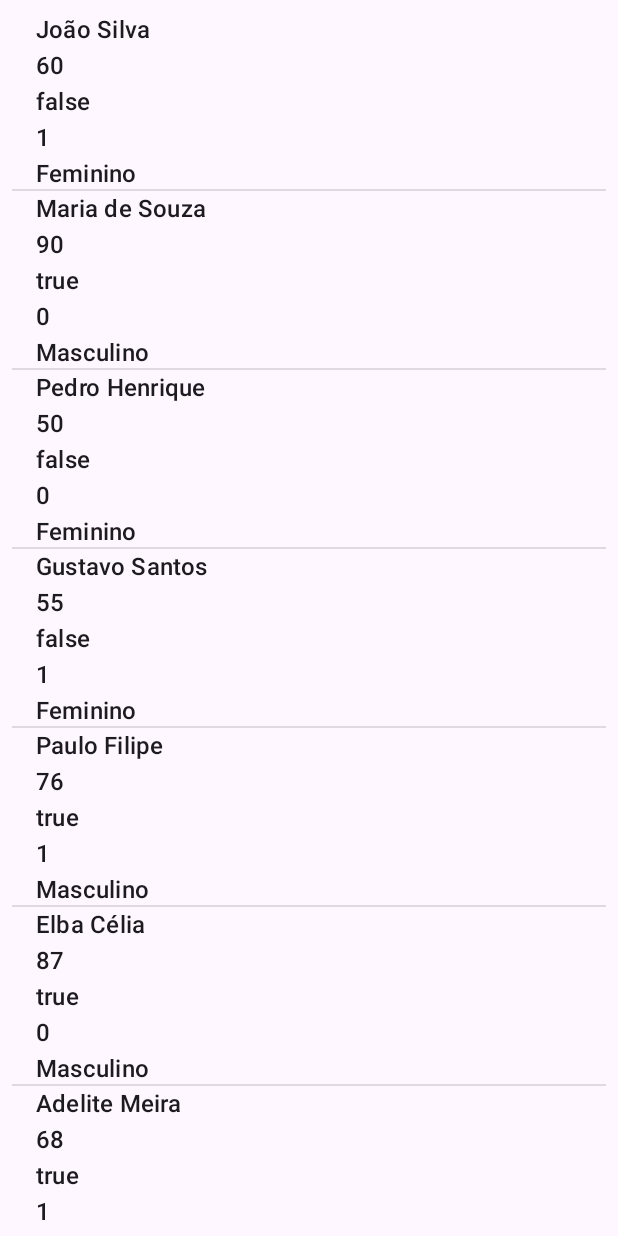
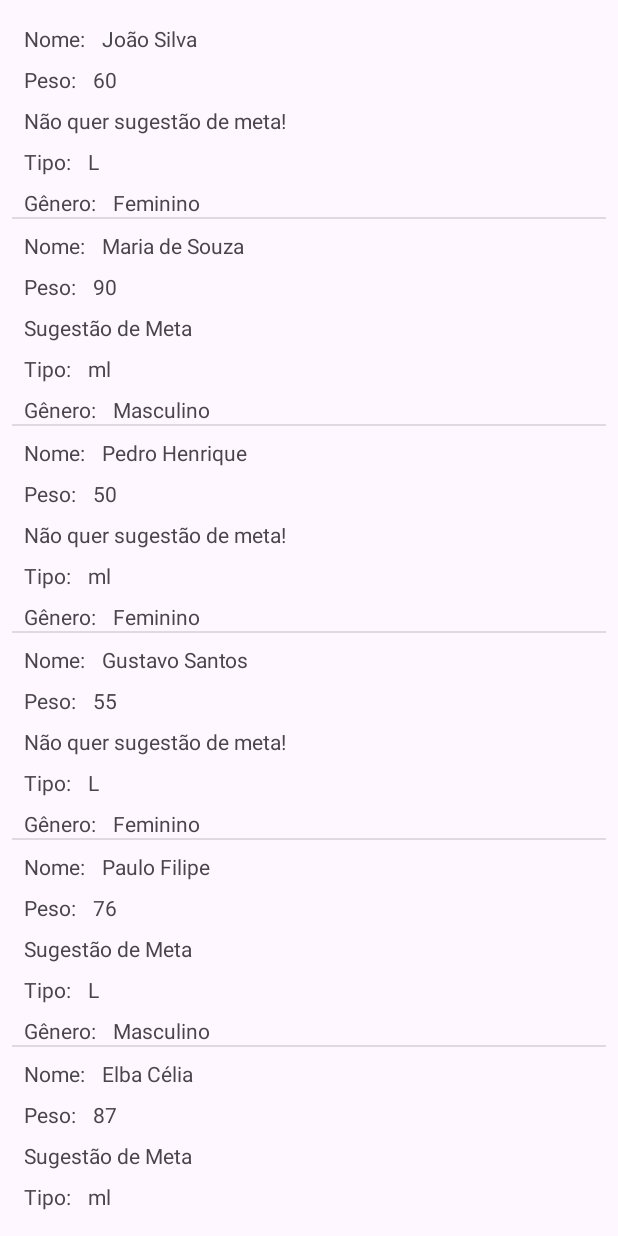
Before and after one commit to RenataVasconcelos/Hidratei, an Android app: the screen it shows after launch (PessoasActivity), on a phone screen of 412 x 824 dp. Run offline under Robolectric (Android 15) with nearby library versions, the phone set to English and light mode, and no system bars.

Commit message:
ListView e Custom Adapter

```diff
--- /dev/null
+++ b/app/src/main/java/br/edu/utfpr/renatavasconcelos/hidratei/PessoaAdapter.java
@@ -0,0 +1,96 @@
+package br.edu.utfpr.renatavasconcelos.hidratei;
+
+import android.content.ContentProvider;
+import android.content.Context;
+import android.view.LayoutInflater;
+import android.view.View;
+import android.view.ViewGroup;
+import android.widget.BaseAdapter;
+import android.widget.TextView;
+
+import java.util.List;
+
+public class PessoaAdapter extends BaseAdapter {
+    private Context context;
+    private List<Pessoa> listaPessoas;
+
+    private String[] tipos;
+
+    private static class PessoaHolder{
+        public TextView textViewValorNome;
+        public TextView textViewValorPeso;
+        public TextView textViewValorSugestao;
+        public TextView textViewValorTipo;
+        public TextView textViewValorGenero;
+    }
+
+    public PessoaAdapter(Context context, List<Pessoa> listaPessoas) {
+        this.context = context;
+        this.listaPessoas = listaPessoas;
+
+        tipos = context.getResources().getStringArray(R.array.tipos);
+    }
+
+    @Override
+    public int getCount() {
+        return listaPessoas.size();
+    }
+
+    @Override
+    public Object getItem(int position) {
+        return listaPessoas.get(position);
+    }
+
+    @Override
+    public long getItemId(int position) {
+        return 0;
+    }
+
+    @Override
+    public View getView(int position, View convertView, ViewGroup parent) {
+
+        PessoaHolder holder;
+
+        if (convertView == null){
+            LayoutInflater inflater = (LayoutInflater) context.getSystemService(Context.LAYOUT_INFLATER_SERVICE);
+            convertView = inflater.inflate(R.layout.linha_lista_pessoas, parent, false);
+
+            holder = new PessoaHolder();
+            holder.textViewValorNome = convertView.findViewById(R.id.textViewValorNome);
+            holder.textViewValorPeso = convertView.findViewById(R.id.textViewValorPeso);
+            holder.textViewValorSugestao = convertView.findViewById(R.id.textViewValorSugestao);
+            holder.textViewValorTipo = convertView.findViewById(R.id.textViewValorTipo);
+            holder.textViewValorGenero = convertView.findViewById(R.id.textViewValorGenero);
+
+            convertView.setTag(holder);
+        }else{
+
+            holder = (PessoaHolder) convertView.getTag();
+
+        }
+
+        Pessoa pessoa = listaPessoas.get(position);
+        holder.textViewValorNome.setText(pessoa.getNome());
+        holder.textViewValorPeso.setText(String.valueOf(pessoa.getPeso()));
+
+        if (pessoa.isSugestao()){
+            holder.textViewValorSugestao.setText(R.string.sugestao_meta);
+        }else{
+            holder.textViewValorSugestao.setText(R.string.nao_quer_sugestao_de_meta);
+        }
+
+        holder.textViewValorTipo.setText(tipos[pessoa.getTipo()]);
+
+        switch (pessoa.getGenero()){
+
+            case Feminino:
+                holder.textViewValorGenero.setText(R.string.feminino);
+                break;
+            case Masculino:
+                holder.textViewValorGenero.setText(R.string.masculino);
+                break;
+        }
+
+        return convertView;
+    }
+}
--- a/app/src/main/java/br/edu/utfpr/renatavasconcelos/hidratei/PessoasActivity.java
+++ b/app/src/main/java/br/edu/utfpr/renatavasconcelos/hidratei/PessoasActivity.java
@@ -1,8 +1,11 @@
 package br.edu.utfpr.renatavasconcelos.hidratei;
 
 import android.os.Bundle;
+import android.view.View;
+import android.widget.AdapterView;
 import android.widget.ArrayAdapter;
 import android.widget.ListView;
+import android.widget.Toast;
 
 import androidx.activity.EdgeToEdge;
 import androidx.appcompat.app.AppCompatActivity;
@@ -19,6 +22,8 @@ public class PessoasActivity extends AppCompatActivity {
 
     private List<Pessoa> listaPessoas;
 
+    private PessoaAdapter pessoaAdapter;
+
     @Override
     protected void onCreate(Bundle savedInstanceState) {
         super.onCreate(savedInstanceState);
@@ -26,6 +31,20 @@ public class PessoasActivity extends AppCompatActivity {
 
         listViewPessoas = findViewById(R.id.listViewPessoas);
 
+        listViewPessoas.setOnItemClickListener(new AdapterView.OnItemClickListener() {
+            @Override
+            public void onItemClick(AdapterView<?> parent,
+                                    View view,
+                                    int position,
+                                    long id) {
+                Pessoa pessoa = (Pessoa) listViewPessoas.getItemAtPosition(position);
+                Toast.makeText(getApplicationContext(),
+                        getString(R.string.pessoa_de_nome) + pessoa.getNome() + getString(R.string.foi_clicada),
+                        Toast.LENGTH_LONG).show();
+
+
+            }
+        });
         popularListaPessoas();
         }
 
@@ -60,10 +79,8 @@ public class PessoasActivity extends AppCompatActivity {
                 listaPessoas.add(pessoa);
             }
 
-            ArrayAdapter<Pessoa> adapter = new ArrayAdapter<>(this,
-                                                                android.R.layout.simple_list_item_1,
-                                                                listaPessoas);
-            listViewPessoas.setAdapter(adapter);
+           pessoaAdapter = new PessoaAdapter(this, listaPessoas);
+            listViewPessoas.setAdapter(pessoaAdapter);
 
 
 
--- a/app/src/main/res/layout/activity_pessoas.xml
+++ b/app/src/main/res/layout/activity_pessoas.xml
@@ -17,6 +17,9 @@
         android:layout_marginBottom="8dp"
         app:layout_constraintBottom_toBottomOf="parent"
         app:layout_constraintEnd_toEndOf="parent"
+        app:layout_constraintHorizontal_bias="1.0"
         app:layout_constraintStart_toStartOf="parent"
-        app:layout_constraintTop_toTopOf="parent" />
+        app:layout_constraintTop_toTopOf="parent"
+        app:layout_constraintVertical_bias="1.0"
+        tools:listitem="@layout/linha_lista_pessoas" />
 </androidx.constraintlayout.widget.ConstraintLayout>
--- /dev/null
+++ b/app/src/main/res/layout/linha_lista_pessoas.xml
@@ -0,0 +1,101 @@
+<?xml version="1.0" encoding="utf-8"?>
+<androidx.constraintlayout.widget.ConstraintLayout xmlns:android="http://schemas.android.com/apk/res/android"
+    xmlns:app="http://schemas.android.com/apk/res-auto"
+    xmlns:tools="http://schemas.android.com/tools"
+    android:layout_width="match_parent"
+    android:layout_height="wrap_content">
+
+    <TextView
+        android:id="@+id/textViewRotuloNome"
+        android:layout_width="wrap_content"
+        android:layout_height="wrap_content"
+        android:layout_marginStart="8dp"
+        android:layout_marginTop="8dp"
+        android:text="@string/nome_valor"
+        app:layout_constraintStart_toStartOf="parent"
+        app:layout_constraintTop_toTopOf="parent" />
+
+    <TextView
+        android:id="@+id/textViewValorNome"
+        android:layout_width="0dp"
+        android:layout_height="wrap_content"
+        android:layout_marginStart="8dp"
+        android:layout_marginTop="8dp"
+        android:layout_marginEnd="8dp"
+        app:layout_constraintEnd_toEndOf="parent"
+        app:layout_constraintStart_toEndOf="@+id/textViewRotuloNome"
+        app:layout_constraintTop_toTopOf="parent" />
+
+    <TextView
+        android:id="@+id/textViewRotuloPeso"
+        android:layout_width="wrap_content"
+        android:layout_height="wrap_content"
+        android:layout_marginStart="8dp"
+        android:layout_marginTop="8dp"
+        android:text="@string/peso_valor"
+        app:layout_constraintStart_toStartOf="parent"
+        app:layout_constraintTop_toBottomOf="@+id/textViewRotuloNome" />
+
+    <TextView
+        android:id="@+id/textViewValorPeso"
+        android:layout_width="0dp"
+        android:layout_height="wrap_content"
+        android:layout_marginStart="8dp"
+        android:layout_marginTop="8dp"
+        android:layout_marginEnd="8dp"
+        app:layout_constraintEnd_toEndOf="parent"
+        app:layout_constraintStart_toEndOf="@+id/textViewRotuloPeso"
+        app:layout_constraintTop_toBottomOf="@+id/textViewValorNome" />
+
+    <TextView
+        android:id="@+id/textViewValorSugestao"
+        android:layout_width="wrap_content"
+        android:layout_height="wrap_content"
+        android:layout_marginStart="8dp"
+        android:layout_marginTop="8dp"
+        android:text="@string/sugestao_meta"
+        app:layout_constraintStart_toStartOf="parent"
+        app:layout_constraintTop_toBottomOf="@+id/textViewRotuloPeso" />
+
+    <TextView
+        android:id="@+id/textViewRotuloTipo"
+        android:layout_width="wrap_content"
+        android:layout_height="wrap_content"
+        android:layout_marginStart="8dp"
+        android:layout_marginTop="8dp"
+        android:text="@string/tipo_valor"
+        app:layout_constraintStart_toStartOf="parent"
+        app:layout_constraintTop_toBottomOf="@+id/textViewValorSugestao" />
+
+    <TextView
+        android:id="@+id/textViewValorTipo"
+        android:layout_width="0dp"
+        android:layout_height="wrap_content"
+        android:layout_marginStart="8dp"
+        android:layout_marginTop="8dp"
+        android:layout_marginEnd="8dp"
+        app:layout_constraintEnd_toEndOf="parent"
+        app:layout_constraintStart_toEndOf="@+id/textViewRotuloTipo"
+        app:layout_constraintTop_toBottomOf="@+id/textViewValorSugestao" />
+
+    <TextView
+        android:id="@+id/textViewRotuloGenero"
+        android:layout_width="wrap_content"
+        android:layout_height="wrap_content"
+        android:layout_marginStart="8dp"
+        android:layout_marginTop="8dp"
+        android:text="@string/genero_usado"
+        app:layout_constraintStart_toStartOf="parent"
+        app:layout_constraintTop_toBottomOf="@+id/textViewRotuloTipo" />
+
+    <TextView
+        android:id="@+id/textViewValorGenero"
+        android:layout_width="0dp"
+        android:layout_height="wrap_content"
+        android:layout_marginStart="8dp"
+        android:layout_marginTop="8dp"
+        android:layout_marginEnd="8dp"
+        app:layout_constraintEnd_toEndOf="parent"
+        app:layout_constraintStart_toEndOf="@+id/textViewRotuloGenero"
+        app:layout_constraintTop_toBottomOf="@+id/textViewValorTipo" />
+</androidx.constraintlayout.widget.ConstraintLayout>
--- a/app/src/main/res/values/strings.xml
+++ b/app/src/main/res/values/strings.xml
@@ -25,4 +25,6 @@
     <string name="litros">L</string>
     <string name="faltou_exibir_o_tipo">faltou exibir o tipo!</string>
     <string name="tipo_valor">"Tipo: "</string>
+    <string name="pessoa_de_nome">Pessoa de nome \"</string>
+    <string name="foi_clicada">\"\n foi clicada!</string>
 </resources>
```
